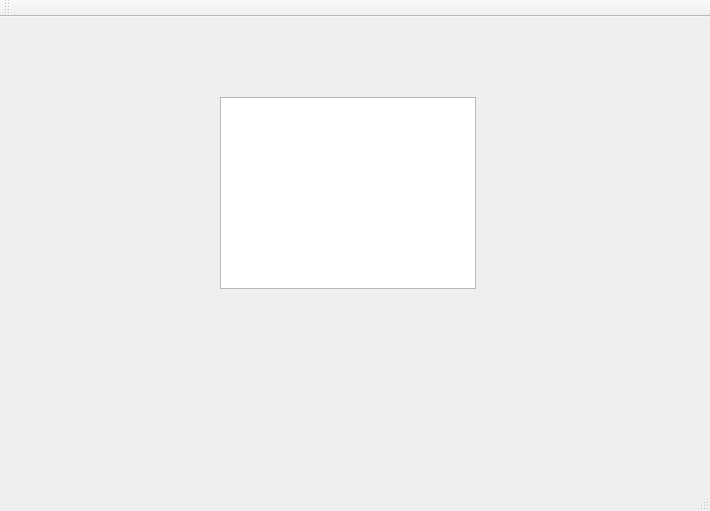
First picture: the form in gui_test/mainwindow.ui, repository AnkushVarshneya/CUTPS, before the edit.
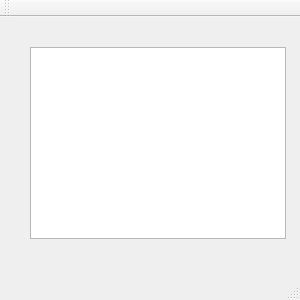
Second picture: the form after the edit.

```diff
--- a/gui_test/mainwindow.ui
+++ b/gui_test/mainwindow.ui
@@ -6,8 +6,8 @@
    <rect>
     <x>0</x>
     <y>0</y>
-    <width>710</width>
-    <height>511</height>
+    <width>300</width>
+    <height>300</height>
    </rect>
   </property>
   <property name="windowTitle">
@@ -17,8 +17,8 @@
    <widget class="QListWidget" name="listWidget">
     <property name="geometry">
      <rect>
-      <x>220</x>
-      <y>80</y>
+      <x>30</x>
+      <y>30</y>
       <width>256</width>
       <height>192</height>
      </rect>
```
Left out of the diff: 2 changed lines with no effect on the pictures.
